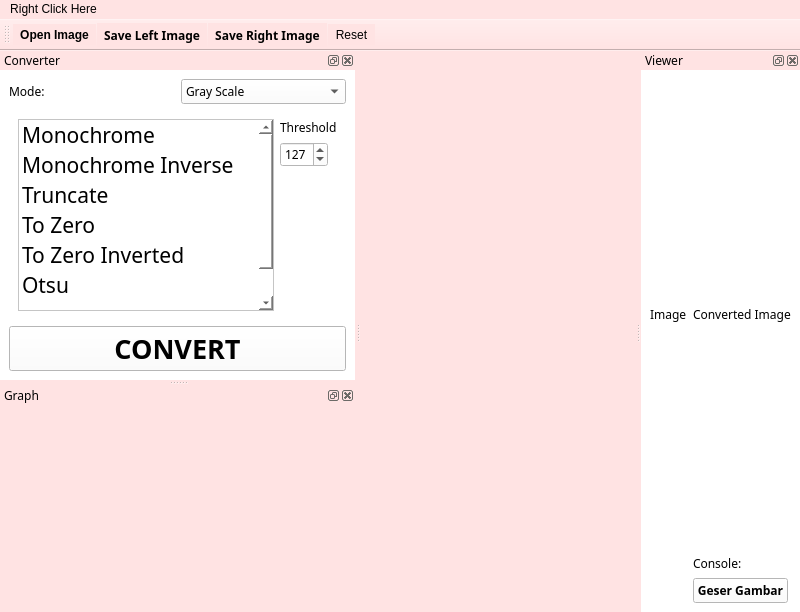
ariaamadeus/Image-Processing, file rootwindow.ui: the form before one commit.
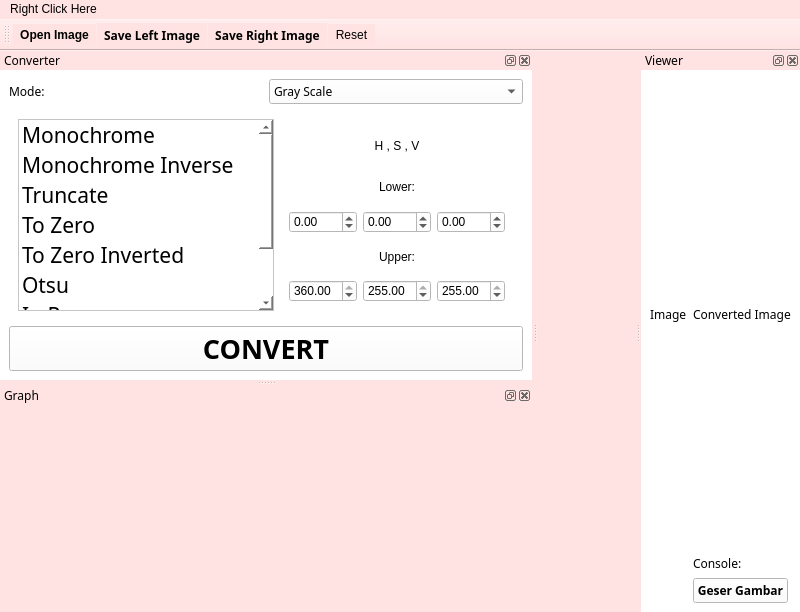
The form after the commit. The open tabs and pages were chosen to show the change.

What changed in the file:
```diff
--- a/rootwindow.ui
+++ b/rootwindow.ui
@@ -369,9 +369,27 @@
                </font>
               </property>
              </item>
+             <item>
+              <property name="text">
+               <string>In Range</string>
+              </property>
+              <property name="font">
+               <font>
+                <family>Umpush</family>
+                <pointsize>16</pointsize>
+               </font>
+              </property>
+             </item>
             </widget>
            </item>
            <item row="0" column="1">
+            <widget class="QStackedWidget" name="stackedWidget_2">
+             <property name="currentIndex">
+              <number>1</number>
+             </property>
+             <widget class="QWidget" name="page_8">
+              <layout class="QGridLayout" name="gridLayout_11">
+               <item row="0" column="0">
             <layout class="QVBoxLayout" name="verticalLayout_3">
              <item>
               <widget class="QLabel" name="label_2">
@@ -429,6 +447,112 @@
            </item>
           </layout>
          </widget>
+             <widget class="QWidget" name="page_9">
+              <layout class="QVBoxLayout" name="verticalLayout_2">
+               <item>
+                <widget class="QLabel" name="label_3">
+                 <property name="text">
+                  <string>H , S , V</string>
+                 </property>
+                 <property name="alignment">
+                  <set>Qt::AlignCenter</set>
+                 </property>
+                </widget>
+               </item>
+               <item>
+                <widget class="QLabel" name="label_4">
+                 <property name="text">
+                  <string>Lower:</string>
+                 </property>
+                 <property name="alignment">
+                  <set>Qt::AlignCenter</set>
+                 </property>
+                </widget>
+               </item>
+               <item>
+                <layout class="QHBoxLayout" name="horizontalLayout_2">
+                 <item>
+                  <widget class="QDoubleSpinBox" name="LowH">
+                   <property name="minimum">
+                    <double>-360.000000000000000</double>
+                   </property>
+                   <property name="maximum">
+                    <double>360.000000000000000</double>
+                   </property>
+                  </widget>
+                 </item>
+                 <item>
+                  <widget class="QDoubleSpinBox" name="LowS">
+                   <property name="minimum">
+                    <double>-255.000000000000000</double>
+                   </property>
+                   <property name="maximum">
+                    <double>255.000000000000000</double>
+                   </property>
+                  </widget>
+                 </item>
+                 <item>
+                  <widget class="QDoubleSpinBox" name="LowV">
+                   <property name="minimum">
+                    <double>-255.000000000000000</double>
+                   </property>
+                   <property name="maximum">
+                    <double>255.000000000000000</double>
+                   </property>
+                  </widget>
+                 </item>
+                </layout>
+               </item>
+               <item>
+                <widget class="QLabel" name="label_5">
+                 <property name="text">
+                  <string>Upper:</string>
+                 </property>
+                 <property name="alignment">
+                  <set>Qt::AlignCenter</set>
+                 </property>
+                </widget>
+               </item>
+               <item>
+                <layout class="QHBoxLayout" name="horizontalLayout_3">
+                 <item>
+                  <widget class="QDoubleSpinBox" name="UpH">
+                   <property name="maximum">
+                    <double>360.000000000000000</double>
+                   </property>
+                   <property name="value">
+                    <double>360.000000000000000</double>
+                   </property>
+                  </widget>
+                 </item>
+                 <item>
+                  <widget class="QDoubleSpinBox" name="UpS">
+                   <property name="maximum">
+                    <double>255.000000000000000</double>
+                   </property>
+                   <property name="value">
+                    <double>255.000000000000000</double>
+                   </property>
+                  </widget>
+                 </item>
+                 <item>
+                  <widget class="QDoubleSpinBox" name="UpV">
+                   <property name="maximum">
+                    <double>255.000000000000000</double>
+                   </property>
+                   <property name="value">
+                    <double>255.000000000000000</double>
+                   </property>
+                  </widget>
+                 </item>
+                </layout>
+               </item>
+              </layout>
+             </widget>
+            </widget>
+           </item>
+          </layout>
+         </widget>
          <widget class="QWidget" name="page_6">
           <layout class="QGridLayout" name="gridLayout_10">
            <item row="0" column="0">
```
Left out of the diff: 131 changed lines with no effect on the pictures. Lines whose indentation alone changed are shown as unchanged.
